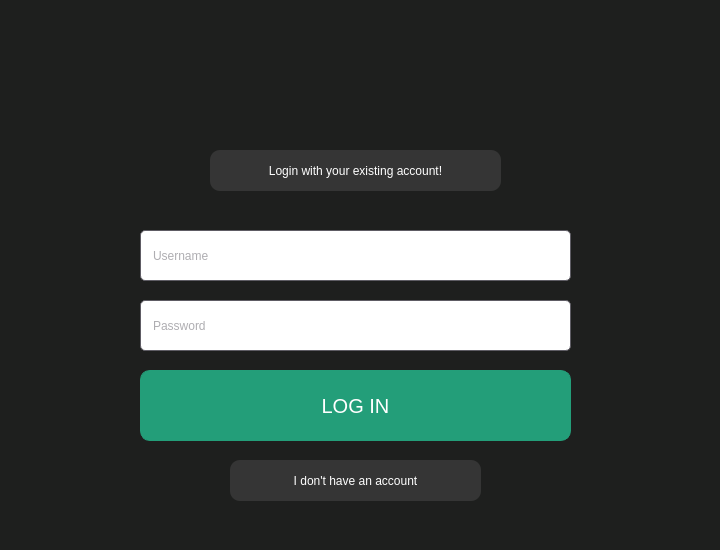
Above: ui/login_page.ui from tesla1618/RedShiftIndex before the change. Below: the same form after it.
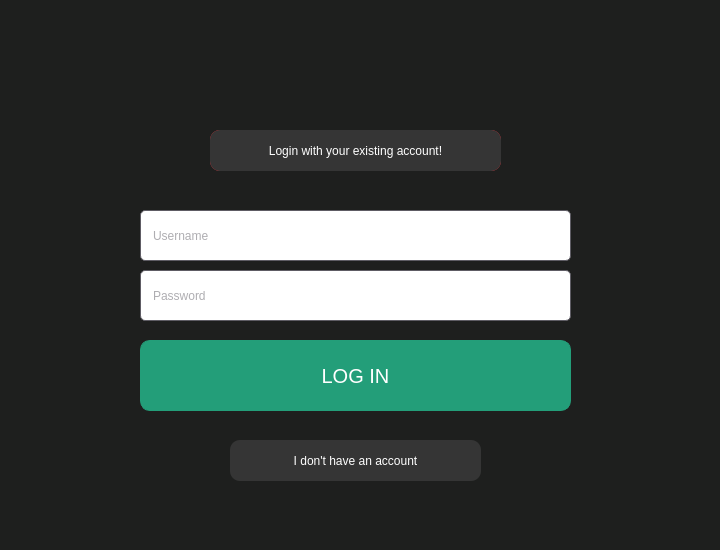
That is the form after the change. Icons and pictures are not drawn.

Patch:
```diff
--- a/ui/login_page.ui
+++ b/ui/login_page.ui
@@ -51,7 +51,7 @@
     <property name="geometry">
      <rect>
       <x>250</x>
-      <y>40</y>
+      <y>20</y>
       <width>199</width>
       <height>50</height>
      </rect>
@@ -85,7 +85,7 @@
     <property name="geometry">
      <rect>
       <x>210</x>
-      <y>150</y>
+      <y>130</y>
       <width>291</width>
       <height>41</height>
      </rect>
@@ -107,7 +107,7 @@
     <property name="geometry">
      <rect>
       <x>140</x>
-      <y>370</y>
+      <y>340</y>
       <width>431</width>
       <height>71</height>
      </rect>
@@ -132,7 +132,7 @@
     <property name="geometry">
      <rect>
       <x>140</x>
-      <y>230</y>
+      <y>210</y>
       <width>431</width>
       <height>51</height>
      </rect>
@@ -152,7 +152,7 @@
     <property name="geometry">
      <rect>
       <x>140</x>
-      <y>300</y>
+      <y>270</y>
       <width>431</width>
       <height>51</height>
      </rect>
@@ -172,7 +172,7 @@
     <property name="geometry">
      <rect>
       <x>230</x>
-      <y>460</y>
+      <y>440</y>
       <width>251</width>
       <height>41</height>
      </rect>
@@ -191,6 +191,29 @@
      <string>I don't have an account</string>
     </property>
    </widget>
+   <widget class="QLabel" name="errorMsg">
+    <property name="geometry">
+     <rect>
+      <x>210</x>
+      <y>130</y>
+      <width>291</width>
+      <height>41</height>
+     </rect>
+    </property>
+    <property name="styleSheet">
+     <string notr="true">background: rgb(237, 51, 59);
+border-radius:10px;
+color: white;
+padding: 10px;</string>
+    </property>
+    <property name="text">
+     <string>Invalid Credentials!</string>
+    </property>
+    <property name="alignment">
+     <set>Qt::AlignCenter</set>
+    </property>
+   </widget>
+   <zorder>errorMsg</zorder>
    <zorder>wlcText</zorder>
    <zorder>loginBtn</zorder>
    <zorder>logo</zorder>
```
Left out of the diff: 6 changed lines with no effect on the pictures.
